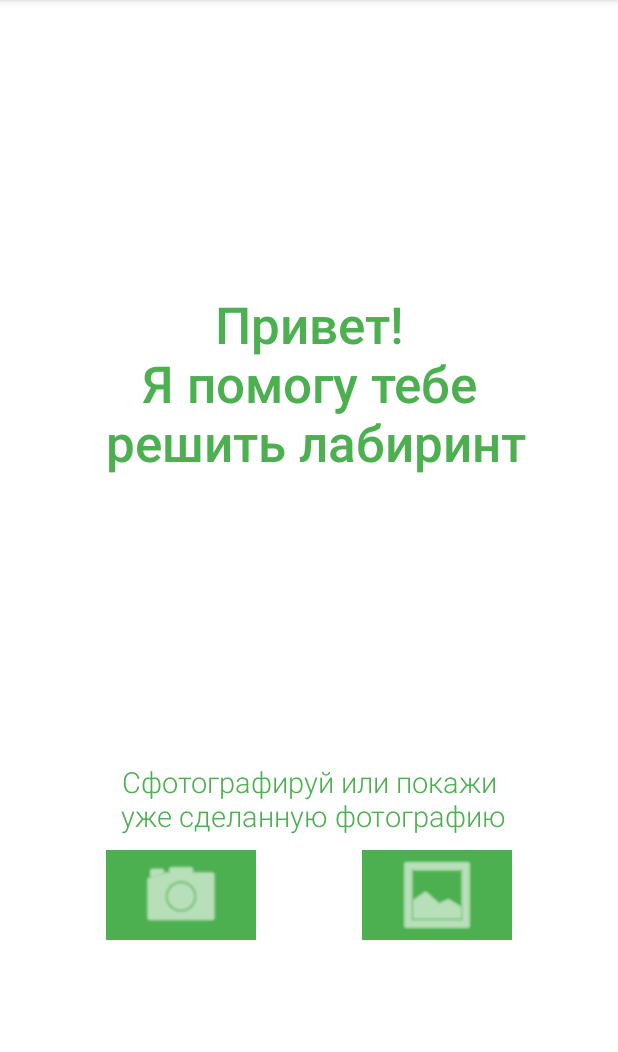
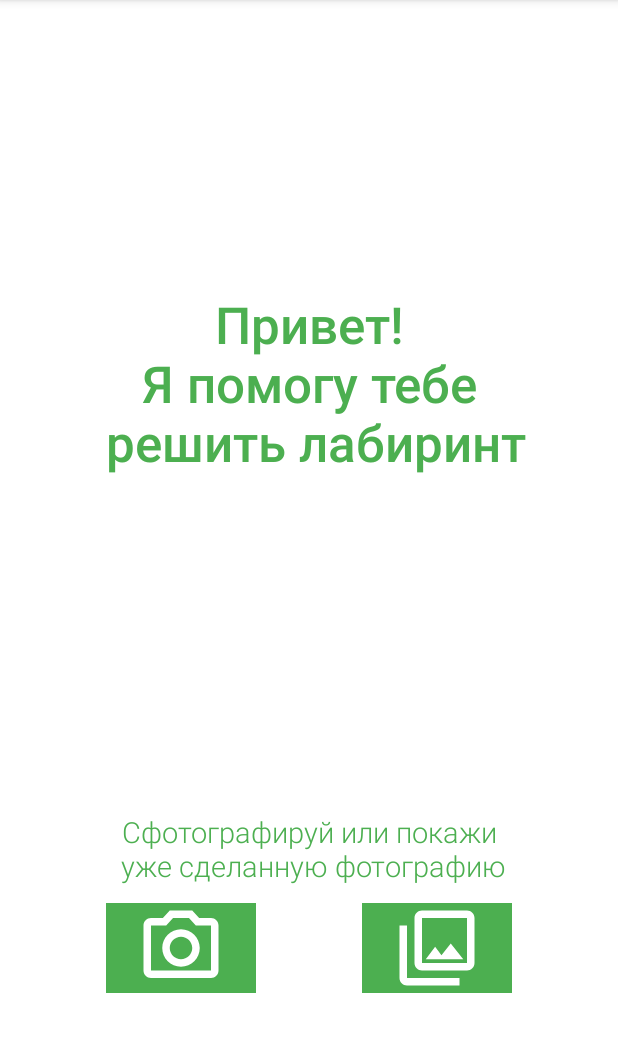
Before and after one commit to michaelpetroff/SmarterThanMeLines, an Android app: the screen it shows after launch (MainActivity), on a phone screen of 412 x 824 dp, the part 84-1136 px from its top. Run offline under Robolectric (Android 15) with nearby library versions, the phone set to English and light mode, and no system bars; libraries missing offline, so code that uses them is left out: com.theartofdev.edmodo.

Commit message:
CP2 commit

```diff
--- a/app/src/main/java/com/example/smarterThanMe/MainActivity.kt
+++ b/app/src/main/java/com/example/smarterThanMe/MainActivity.kt
@@ -1,10 +1,8 @@
 package com.example.smarterThanMe
 
 import android.Manifest
-import android.content.ActivityNotFoundException
 import android.content.Intent
 import android.content.pm.PackageManager
-import android.graphics.Bitmap
 import android.net.Uri
 import android.os.Bundle
 import android.os.Environment
@@ -14,8 +12,8 @@ import androidx.appcompat.app.AppCompatActivity
 import androidx.core.app.ActivityCompat
 import androidx.core.content.ContextCompat
 import androidx.core.content.FileProvider
+import com.example.smarterThanMe.databinding.ActivityMainBinding
 import com.theartofdev.edmodo.cropper.CropImage
-import kotlinx.android.synthetic.main.activity_main.*
 import java.io.File
 import java.text.SimpleDateFormat
 import java.util.*
@@ -27,12 +25,15 @@ class MainActivity : AppCompatActivity() {
     private val callStorage = 3
 
     private lateinit var lastCameraUri: Uri
+    private lateinit var binding: ActivityMainBinding
 
     override fun onCreate(savedInstanceState: Bundle?) {
         super.onCreate(savedInstanceState)
-        setContentView(R.layout.activity_main)
+        binding = ActivityMainBinding.inflate(layoutInflater)
+        val view = binding.root
+        setContentView(view)
 
-        cameraButton.setOnClickListener {
+        binding.cameraButton.setOnClickListener {
             val photoFile = createImageFile() ?: return@setOnClickListener
             lastCameraUri = FileProvider.getUriForFile(
                     this, "com.example.smarterThanMe.fileprovider", photoFile)
@@ -50,7 +51,7 @@ class MainActivity : AppCompatActivity() {
             }
         }
 
-        galleryButton.setOnClickListener {
+        binding.galleryButton.setOnClickListener {
             val status = ContextCompat.checkSelfPermission(
                     this, Manifest.permission.READ_EXTERNAL_STORAGE)
             if (status == PackageManager.PERMISSION_DENIED) {
@@ -86,9 +87,6 @@ class MainActivity : AppCompatActivity() {
         if (grantResults[0] == PackageManager.PERMISSION_DENIED) return
         if (requestCode == reqStorPerm) {
             try {
-                val photoFile = createImageFile() ?: return
-                val photoURI: Uri = FileProvider.getUriForFile(
-                        this, "com.example.smarterThanMe.fileprovider", photoFile)
                 val galleryIntent = Intent(Intent.ACTION_PICK)
                 galleryIntent.setType("image/*")
                 startActivityForResult(galleryIntent, callStorage)
@@ -106,16 +104,15 @@ class MainActivity : AppCompatActivity() {
             Toast.makeText(this, errorMsg, Toast.LENGTH_LONG).show()
             return
         }
-        if (data == null) return
-        if (requestCode == callCamera) {
-            CropImage.activity(lastCameraUri).start(this)
-        } else if (requestCode == callStorage) {
-            CropImage.activity(data.data).start(this)
-        } else if (requestCode == CropImage.CROP_IMAGE_ACTIVITY_REQUEST_CODE) {
-            val result = CropImage.getActivityResult(data)
-            val pointIntent = Intent(this, PointSetter::class.java)
-            pointIntent.putExtra("uri", result.uri)
-            startActivity(pointIntent)
+        when (requestCode) {
+            callCamera -> CropImage.activity(lastCameraUri).start(this)
+            callStorage -> if (data != null) CropImage.activity(data.data).start(this)
+            CropImage.CROP_IMAGE_ACTIVITY_REQUEST_CODE -> {
+                val result = CropImage.getActivityResult(data)
+                val pointIntent = Intent(this, PointSetter::class.java)
+                pointIntent.putExtra("uri", result.uri)
+                startActivity(pointIntent)
+            }
         }
     }
 }
--- /dev/null
+++ b/app/src/main/res/drawable/outline_collections_24.xml
@@ -0,0 +1,10 @@
+<vector xmlns:android="http://schemas.android.com/apk/res/android"
+    android:width="24dp"
+    android:height="24dp"
+    android:viewportWidth="24"
+    android:viewportHeight="24"
+    android:tint="?attr/colorControlNormal">
+  <path
+      android:fillColor="@android:color/white"
+      android:pathData="M20,4v12L8,16L8,4h12m0,-2L8,2c-1.1,0 -2,0.9 -2,2v12c0,1.1 0.9,2 2,2h12c1.1,0 2,-0.9 2,-2L22,4c0,-1.1 -0.9,-2 -2,-2zM11.5,11.67l1.69,2.26 2.48,-3.1L19,15L9,15zM2,6v14c0,1.1 0.9,2 2,2h14v-2L4,20L4,6L2,6z"/>
+</vector>
--- /dev/null
+++ b/app/src/main/res/drawable/outline_photo_camera_24.xml
@@ -0,0 +1,10 @@
+<vector xmlns:android="http://schemas.android.com/apk/res/android"
+    android:width="24dp"
+    android:height="24dp"
+    android:viewportWidth="24"
+    android:viewportHeight="24"
+    android:tint="?attr/colorControlNormal">
+  <path
+      android:fillColor="@android:color/white"
+      android:pathData="M14.12,4l1.83,2L20,6v12L4,18L4,6h4.05l1.83,-2h4.24M15,2L9,2L7.17,4L4,4c-1.1,0 -2,0.9 -2,2v12c0,1.1 0.9,2 2,2h16c1.1,0 2,-0.9 2,-2L22,6c0,-1.1 -0.9,-2 -2,-2h-3.17L15,2zM12,9c1.65,0 3,1.35 3,3s-1.35,3 -3,3 -3,-1.35 -3,-3 1.35,-3 3,-3m0,-2c-2.76,0 -5,2.24 -5,5s2.24,5 5,5 5,-2.24 5,-5 -2.24,-5 -5,-5z"/>
+</vector>
--- a/app/src/main/res/layout/activity_main.xml
+++ b/app/src/main/res/layout/activity_main.xml
@@ -53,8 +53,8 @@
         app:layout_constraintEnd_toStartOf="@+id/galleryButton"
         app:layout_constraintStart_toStartOf="parent"
         app:layout_constraintTop_toTopOf="parent"
-        app:layout_constraintVertical_bias="0.8"
-        app:srcCompat="@android:drawable/ic_menu_camera" />
+        app:layout_constraintVertical_bias="0.85"
+        app:srcCompat="@drawable/outline_photo_camera_24" />
 
     <ImageButton
         android:id="@+id/galleryButton"
@@ -67,19 +67,19 @@
         app:layout_constraintEnd_toEndOf="parent"
         app:layout_constraintStart_toEndOf="@+id/cameraButton"
         app:layout_constraintTop_toTopOf="parent"
-        app:layout_constraintVertical_bias="0.8"
-        app:srcCompat="@android:drawable/ic_menu_gallery" />
+        app:layout_constraintVertical_bias="0.85"
+        app:srcCompat="@drawable/outline_collections_24" />
 
     <ImageView
         android:id="@+id/savedImageView"
         android:layout_width="0dp"
         android:layout_height="0dp"
-        android:layout_marginStart="50dp"
-        android:layout_marginLeft="50dp"
-        android:layout_marginTop="100dp"
-        android:layout_marginEnd="50dp"
-        android:layout_marginRight="50dp"
-        android:layout_marginBottom="100dp"
+        android:layout_marginStart="10dp"
+        android:layout_marginLeft="10dp"
+        android:layout_marginTop="50dp"
+        android:layout_marginEnd="10dp"
+        android:layout_marginRight="10dp"
+        android:layout_marginBottom="70dp"
         android:adjustViewBounds="true"
         app:layout_constraintBottom_toTopOf="@+id/galleryButton"
         app:layout_constraintEnd_toEndOf="parent"
--- a/app/src/main/res/values/strings.xml
+++ b/app/src/main/res/values/strings.xml
@@ -2,5 +2,6 @@
     <string name="app_name">Умнее меня – линии</string>
     <string name="greetingText">Привет!\n Я помогу тебе \n решить лабиринт </string>
     <string name="buttonText">Сфотографируй или покажи\n уже сделанную фотографию </string>
-    <string name="pointText">Отметь начало лабиринта</string>
+    <string name="pointText1">Отметь начало лабиринта</string>
+    <string name="pointText2">Отметь конец лабиринта</string>
 </resources>
```
Also changed, not shown: app/build.gradle (+12 -7 lines), app/src/main/java/com/example/smarterThanMe/PointSetter.kt (+64 -3 lines), app/src/main/res/drawable/baseline_done_24.xml (added, +10 -0 lines), app/src/main/res/layout/activity_point_setter.xml (+13 -12 lines).
